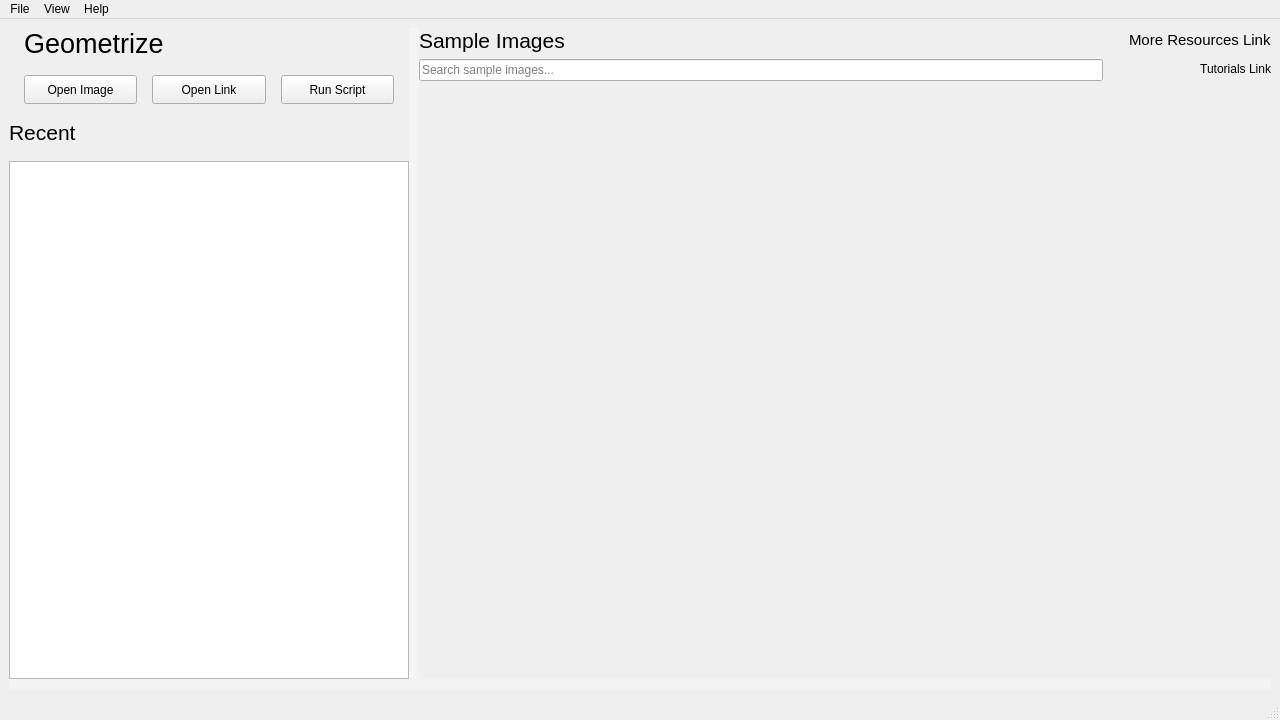
Above: geometrize/dialog/launchwindow.ui from Tw1ddle/geometrize before the change. Below: the same form after it.
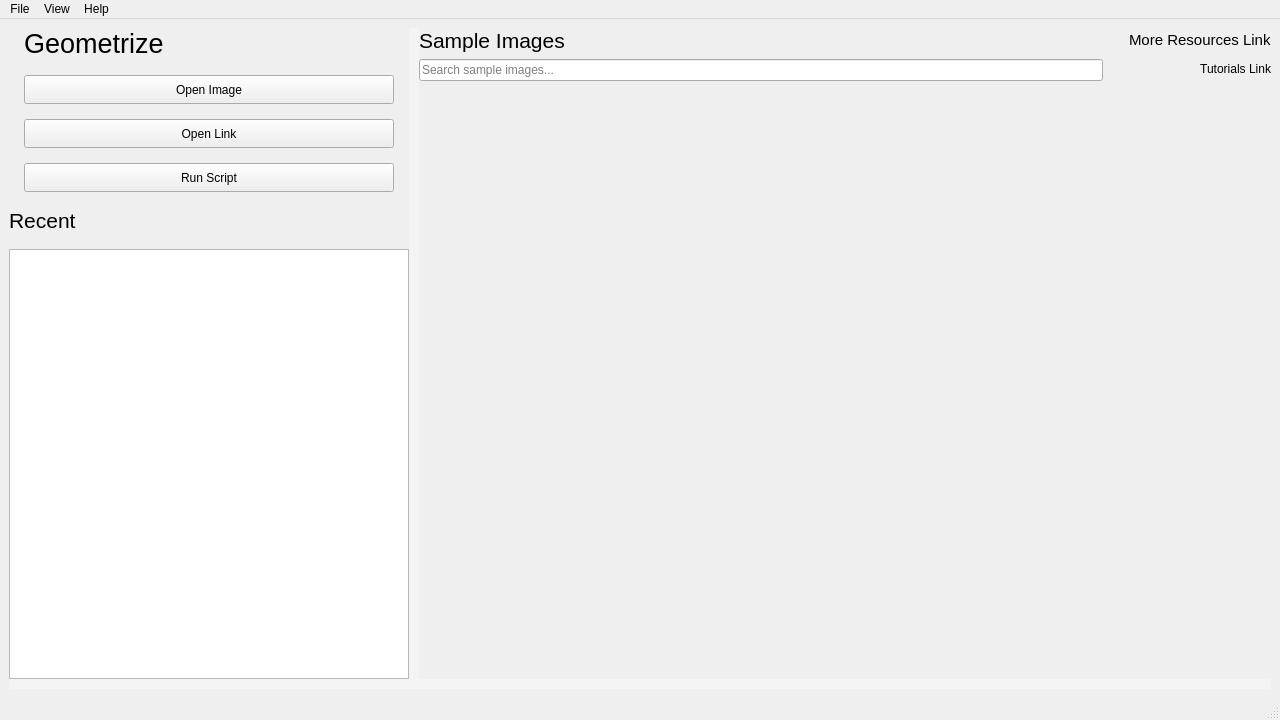
That is the form after the change. Icons and pictures are not drawn. Custom widgets are drawn as their Qt base class.

Commit message: Update translations, modify welcome dialog so it doesn't crash UWP builds, add SVG app icon

The edit to the form file:
```diff
--- a/geometrize/dialog/launchwindow.ui
+++ b/geometrize/dialog/launchwindow.ui
@@ -207,7 +207,7 @@
             <item>
              <layout class="QVBoxLayout" name="verticalLayout">
               <item>
-               <layout class="QHBoxLayout" name="horizontalLayout">
+               <layout class="QVBoxLayout" name="verticalLayout_5">
                 <property name="spacing">
                  <number>15</number>
                 </property>
@@ -248,7 +248,7 @@
                    </size>
                   </property>
                   <property name="toolButtonStyle">
-                   <enum>Qt::ToolButtonTextUnderIcon</enum>
+                   <enum>Qt::ToolButtonTextBesideIcon</enum>
                   </property>
                   <property name="arrowType">
                    <enum>Qt::NoArrow</enum>
@@ -280,7 +280,7 @@
                    </size>
                   </property>
                   <property name="toolButtonStyle">
-                   <enum>Qt::ToolButtonTextUnderIcon</enum>
+                   <enum>Qt::ToolButtonTextBesideIcon</enum>
                   </property>
                  </widget>
                 </item>
@@ -309,7 +309,7 @@
                    </size>
                   </property>
                   <property name="toolButtonStyle">
-                   <enum>Qt::ToolButtonTextUnderIcon</enum>
+                   <enum>Qt::ToolButtonTextBesideIcon</enum>
                   </property>
                  </widget>
                 </item>
```
Left out of the diff: 4 changed lines with no effect on the pictures. The commit also changes 36 other files.
